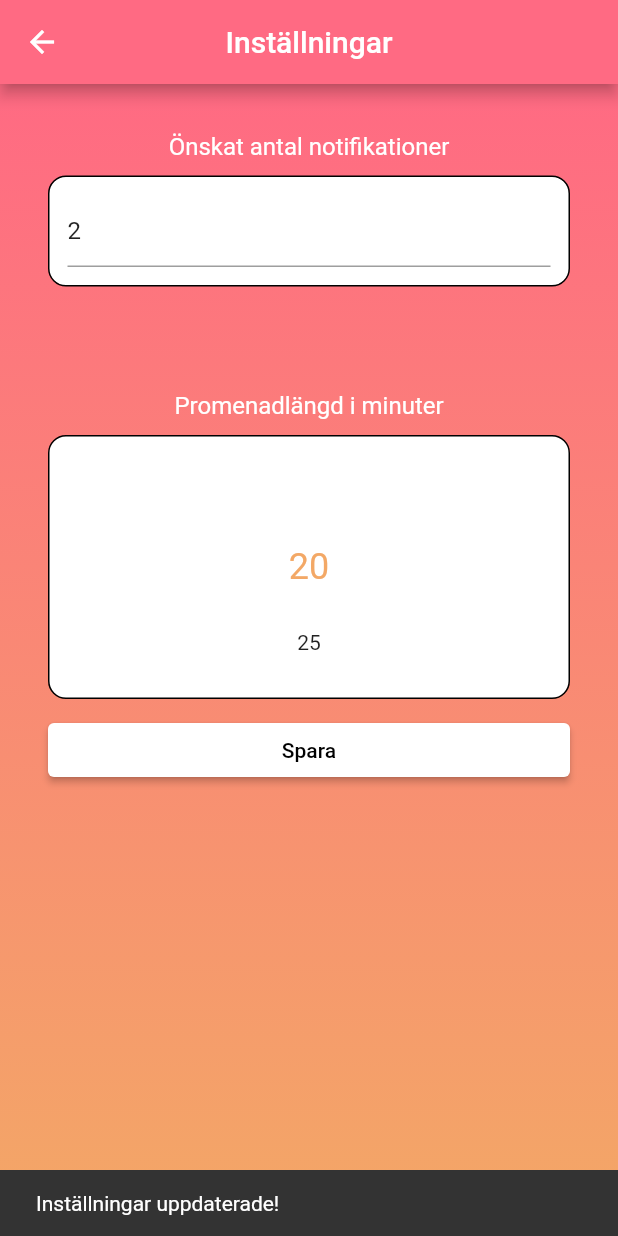
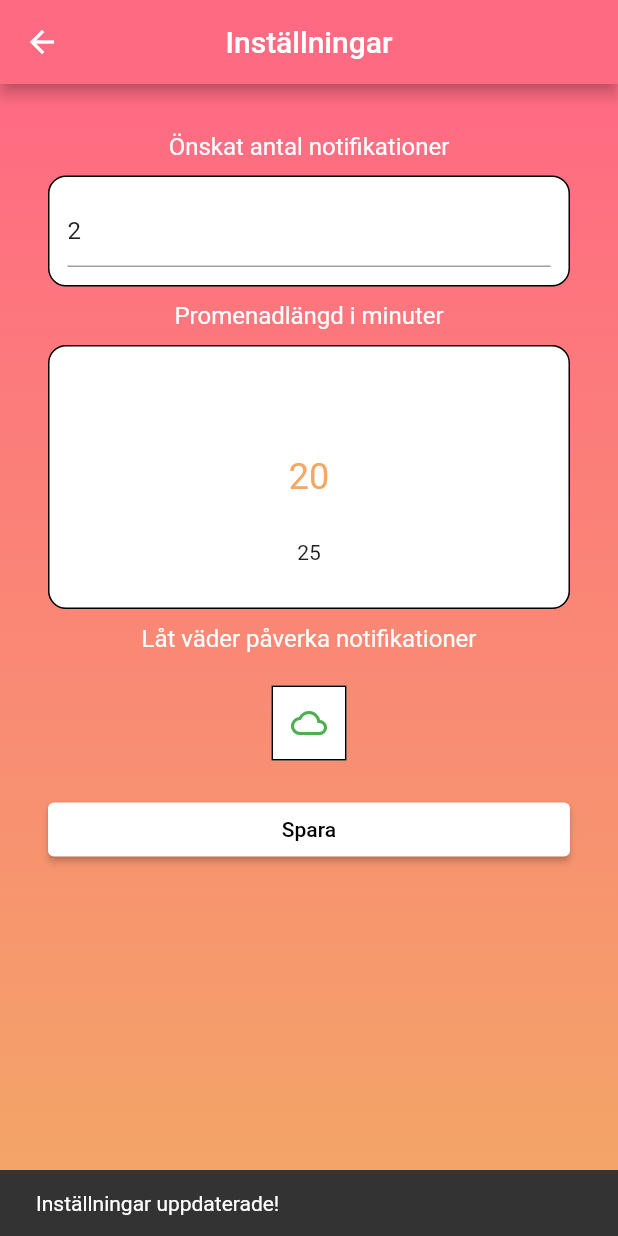
Before and after one commit to robengrobban/PVT-Grupp-75, a Flutter app: the SettingScreen screen opened by its route, after a tap on "Spara", on a phone screen of 412 x 824 dp. Run offline on Flutter 3.47's test engine with Material 2 defaults, Android fonts, the light colour scheme and no system bars; drawn by our look-alikes of loader_overlay, numberpicker; our stand-ins replace camera, flutter_local_notifications, google_maps_flutter, google_sign_in, location, shared_preferences and 2 more; missing offline and left inert: custom_loading_indicator, esys_flutter_share; accounts and stored records are empty; statements that could not run were skipped.

Commit message:
Weather Icons and showing them

```diff
--- a/flutter_app/lib/main.dart
+++ b/flutter_app/lib/main.dart
@@ -15,7 +15,7 @@ import 'package:loader_overlay/loader_overlay.dart';
 import 'package:flutter_app/theme.dart' as Theme;
 import 'package:custom_loading_indicator/custom_loading_indicator.dart';
 
-void main() {
+void main() async {
   runApp(WalkInProgressApp());
   LocationHandler().init();
   AccountHandler().init();
--- a/flutter_app/lib/models/account_handler.dart
+++ b/flutter_app/lib/models/account_handler.dart
@@ -159,7 +159,7 @@ class AccountHandler {
     if (_currentUser == null ) {
       return Future.error("Not logged in");
     }
-    if ( _lastEventsFetched == null || DateTime.now().difference(_lastEventsFetched).inMinutes > _cacheInMinutes ) {
+    if ( _lastEventsFetched == null || DateTime.now().difference(_lastEventsFetched).inMinutes >= _cacheInMinutes ) {
       _events = await _generateCalendar();
       _lastEventsFetched = DateTime.now();
     }
--- a/flutter_app/lib/models/notification_handler.dart
+++ b/flutter_app/lib/models/notification_handler.dart
@@ -31,6 +31,9 @@ class NotificationHandler {
   int _timeRequired;
   final int _defaultOffset = 10;
 
+  bool _affectedByWeather;
+  final bool _defaultAffectedByWeather = true;
+
   SharedPreferences _preferences;
 
   NotificationDetails _notificationDetails;
@@ -40,6 +43,8 @@ class NotificationHandler {
   /// The maximum number of scheduled notifications.
   int _maxNotifications;
   final int _defaultMaxNotifications = 2;
+
+  final int _weatherThreshold = 7; // 7
 
   /// Factory constructor to facilitate the Singleton design principle.
   factory NotificationHandler() {
@@ -75,6 +80,7 @@ class NotificationHandler {
 
     _preferences.setInt("maxNotifications", _maxNotifications);
     _preferences.setInt("walkLength", _walkLength);
+    _preferences.setBool("affectedByWeather", _affectedByWeather);
 
   }
 
@@ -82,13 +88,15 @@ class NotificationHandler {
 
     _maxNotifications = _preferences.getInt("maxNotifications") ?? _defaultMaxNotifications;
     _walkLength = _preferences.getInt("walkLength") ?? _defaultWalkLength;
+    _affectedByWeather = _preferences.getBool("affectedByWeather") ?? _defaultAffectedByWeather;
 
   }
 
-  void updateSettings(int maxNotifications, int walkLength) async {
+  void updateSettings(int maxNotifications, int walkLength, bool affectedByWeather) async {
     _maxNotifications = maxNotifications;
     _walkLength = walkLength;
     _timeRequired = _walkLength + _defaultOffset;
+    _affectedByWeather = affectedByWeather;
     _saveNotificationSettings();
     generateCalendarNotifications();
   }
@@ -147,7 +155,7 @@ class NotificationHandler {
       if ( spot.durationInMinutes() < _timeRequired ) {
         continue;
       }
-      if ( !(weatherData[ spot.startTime().hour ].forecast() <= 7) ) {
+      if ( _affectedByWeather && !(weatherData[ spot.startTime().hour ].forecast() <= _weatherThreshold) ) {
         continue;
       }
 
@@ -204,8 +212,9 @@ class NotificationHandler {
     await _notifications.show(id, title, message, _notificationDetails, payload: '');
   }
 
-
-
+  bool affectedByWeather() {
+    return _affectedByWeather;
+  }
 
 
 }
--- a/flutter_app/lib/models/weather_handler.dart
+++ b/flutter_app/lib/models/weather_handler.dart
@@ -37,8 +37,8 @@ class WeatherHandler {
   }
 
   Future<void> _generateOrCacheWeatherData() async {
-    if ( _lastWeatherFetched == null || DateTime.now().difference(_lastWeatherFetched).inMinutes > _cacheInMinutes ) {
-      _weatherMap = await _generateWeatherData();
+    if ( _lastWeatherFetched == null || DateTime.now().difference(_lastWeatherFetched).inMinutes >= _cacheInMinutes ) {
+      await _generateWeatherData().then((value) => _weatherMap = value);
       _lastWeatherFetched = DateTime.now();
     }
   }
--- a/flutter_app/lib/screens/setting_screen.dart
+++ b/flutter_app/lib/screens/setting_screen.dart
@@ -14,12 +14,16 @@ class _SettingScreenState extends State<SettingScreen> {
   TextEditingController _maxNotificationsController;
   int _value = NotificationHandler().walkLength();
   //final GlobalKey<FormState> _formKey = GlobalKey<FormState>();
+  final GlobalKey<FormState> _formKey = GlobalKey<FormState>();
+  bool _currentAffectedByWeather;
+
 
   @override
   void initState() {
     super.initState();
     _maxNotificationsController = TextEditingController(text: NotificationHandler().maxNotifications().toString());
     //_walkLengthController = TextEditingController(text: NotificationHandler().walkLength().toString());
+    _currentAffectedByWeather = NotificationHandler().affectedByWeather();
   }
 
   @override
@@ -32,7 +36,6 @@ class _SettingScreenState extends State<SettingScreen> {
         backgroundColor: Colors.white,
         body: Container(
             alignment: Alignment.center,
-            padding: const EdgeInsets.all(32.0),
             decoration: BoxDecoration(
                 gradient: LinearGradient(
                   begin: Alignment.topCenter,
@@ -46,6 +49,7 @@ class _SettingScreenState extends State<SettingScreen> {
             child: LayoutBuilder(
                 builder: (BuildContext context, BoxConstraints viewportConstraints) {
                   return SingleChildScrollView(
+                      padding: EdgeInsets.all(32.0),
                       child: ConstrainedBox(
                           constraints: BoxConstraints(
                             minHeight: viewportConstraints.maxHeight,
@@ -87,7 +91,6 @@ class _SettingScreenState extends State<SettingScreen> {
                                 ),
                                 Column(
                                   children: <Widget>[
-                                    SizedBox(height: 60,),
                                     Text(
                                         "Promenadlängd i minuter",
                                     style: TextStyle(
@@ -116,6 +119,49 @@ class _SettingScreenState extends State<SettingScreen> {
                                     ),
                                     )],
                                 ),
+                                Column(
+                                  children: <Widget>[
+                                    Text(
+                                        "Låt väder påverka notifikationer",
+                                        style: TextStyle(
+                                          color: Colors.white,
+                                          fontSize: 16,
+                                        )
+                                    ),
+                                    Container(
+                                      padding: EdgeInsets.all(12),
+                                      alignment: Alignment.center,
+                                      /*decoration: BoxDecoration(
+                                        color: Colors.white,
+                                        border: Border.all(
+                                          color: Colors.black,
+                                          width: 1,
+                                        ),
+                                        borderRadius: BorderRadius.all(Radius.circular(12)),
+                                      ),*/
+                                      margin: EdgeInsets.symmetric(vertical: 10, horizontal: 0),
+                                      child: Container(
+                                        decoration: BoxDecoration(
+                                          color: Colors.white,
+                                        ),
+                                        child: ToggleButtons(
+                                          children: [
+                                            Icon(_affectedIcon())
+                                          ],
+                                          onPressed: _toggleAffectedByWeather,
+                                          isSelected: [_currentAffectedByWeather],
+                                          selectedColor: Colors.green,
+                                          color: Colors.red,
+
+                                          selectedBorderColor: Colors.black,
+                                          borderColor: Colors.black,
+
+                                          fillColor: Colors.transparent,
+                                          borderWidth: 1,
+                                        ),
+                                      )
+                                    )],
+                                ),
                                 ElevatedButton(
                                   child: Text("Spara"),
                                   style: ButtonStyle(
@@ -136,11 +182,22 @@ class _SettingScreenState extends State<SettingScreen> {
     );
   }
 
+  void _toggleAffectedByWeather(int index) {
+    setState(() {
+      _currentAffectedByWeather = !_currentAffectedByWeather;
+    });
+  }
+
+  IconData _affectedIcon() {
+    return _currentAffectedByWeather ? Icons.cloud_outlined : Icons.cloud_off_outlined;
+  }
+
   void _saveActions() {
     try {
       int newMaxNotifications = int.parse(_maxNotificationsController.text);
       int newWalkLength = _value;
-      NotificationHandler().updateSettings(newMaxNotifications, newWalkLength);
+      bool newAffectedByWeather = _currentAffectedByWeather;
+      NotificationHandler().updateSettings(newMaxNotifications, newWalkLength, newAffectedByWeather);
       final snackBar = SnackBar(
         content: Text('Inställningar uppdaterade!')
       );
--- a/flutter_app/pubspec.yaml
+++ b/flutter_app/pubspec.yaml
@@ -38,6 +38,7 @@ dependencies:
   path_provider: ^1.1.0
   path: ^1.6.2
   esys_flutter_share: ^1.0.2
+  weather_icons: ^2.0.2
 
   # The following adds the Cupertino Icons font to your application.
   # Use with the CupertinoIcons class for iOS style icons.
```
Also changed, not shown: flutter_app/lib/models/location_handler.dart (+3 -4 lines), flutter_app/lib/models/weather_data.dart (+49 -0 lines), flutter_app/lib/screens/home_screen.dart (+10 -2 lines), flutter_app/lib/screens/notification_screen.dart (+10 -0 lines).
